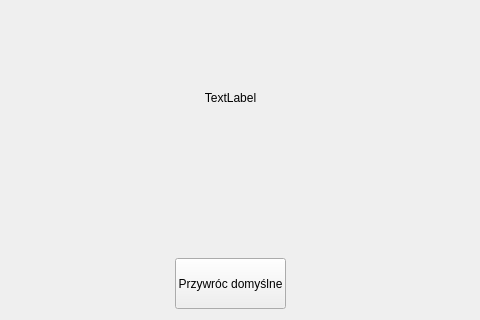
Before: the Qt Designer form views/trackbars.ui in NormanLecter/puzzle-stacker, drawn with Qt 5; both pictures show x 155 to 635 and y 102 to 422 of the 772 by 422 pixel window.
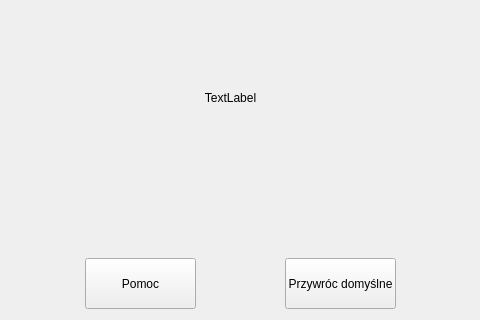
After: the same form once the commit is applied.

Commit message: Added help window to window with trackbars. Added detector/descriptor SIFT.

The edit to the form file:
```diff
--- a/views/trackbars.ui
+++ b/views/trackbars.ui
@@ -183,7 +183,7 @@
    </property>
    <property name="geometry">
     <rect>
-     <x>330</x>
+     <x>440</x>
      <y>360</y>
      <width>111</width>
      <height>51</height>
@@ -193,6 +193,22 @@
     <string>Przywróc domyślne</string>
    </property>
   </widget>
+  <widget class="QPushButton" name="help_button">
+   <property name="enabled">
+    <bool>true</bool>
+   </property>
+   <property name="geometry">
+    <rect>
+     <x>240</x>
+     <y>360</y>
+     <width>111</width>
+     <height>51</height>
+    </rect>
+   </property>
+   <property name="text">
+    <string>Pomoc</string>
+   </property>
+  </widget>
  </widget>
  <resources>
   <include location="prompt_image.qrc"/>
```
The commit also changes 24 other files.
